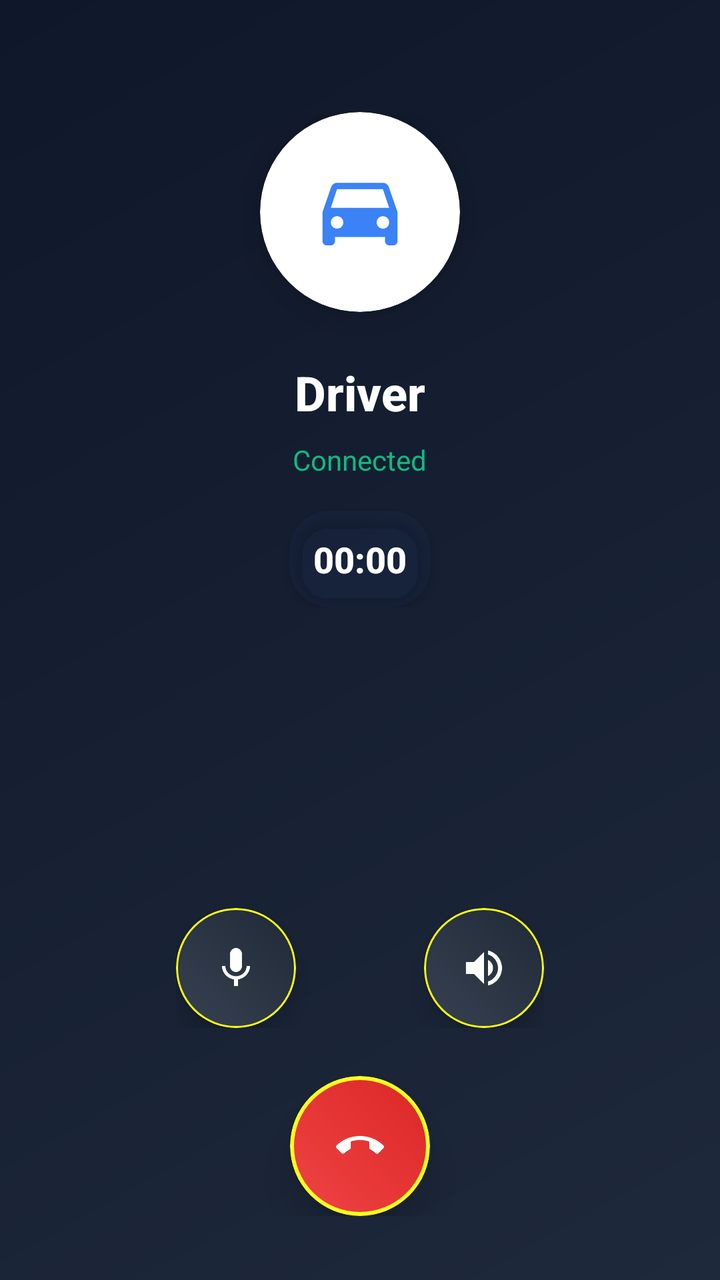
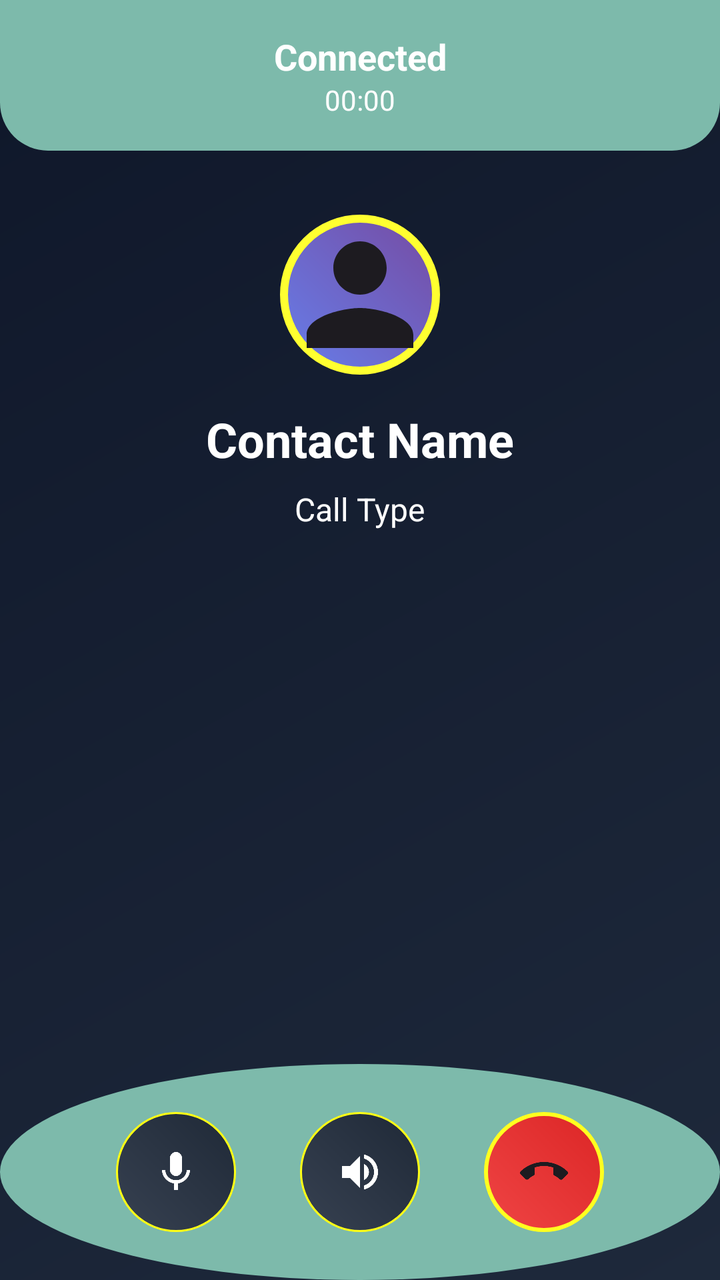

Two renders of the same Android screen: before a commit and after it. Below are the layout's source before the change and the commit's diff.
<!-- AndroidManifest.xml: activity theme Theme.CallKotlin -->
<!-- res/layout/activity_call.xml -->
<?xml version="1.0" encoding="utf-8"?>
<RelativeLayout xmlns:android="http://schemas.android.com/apk/res/android"
    xmlns:app="http://schemas.android.com/apk/res-auto"
    android:layout_width="match_parent"
    android:layout_height="match_parent"
    android:background="@drawable/call_background_gradient">

    
    <LinearLayout
        android:id="@+id/header_section"
        android:layout_width="match_parent"
        android:layout_height="wrap_content"
        android:orientation="vertical"
        android:gravity="center"
        android:padding="@dimen/call_header_padding"
        android:layout_marginTop="@dimen/call_header_margin_top">

        
        <androidx.cardview.widget.CardView
            android:layout_width="@dimen/call_avatar_size"
            android:layout_height="@dimen/call_avatar_size"
            android:layout_marginBottom="24dp"
            app:cardCornerRadius="@dimen/call_avatar_radius"
            app:cardElevation="12dp"
            app:cardBackgroundColor="@color/white">

            <ImageView
                android:id="@+id/iv_contact_avatar"
                android:layout_width="@dimen/call_avatar_icon"
                android:layout_height="@dimen/call_avatar_icon"
                android:layout_gravity="center"
                android:src="@drawable/ic_driver_modern"
                android:scaleType="centerCrop" />

        </androidx.cardview.widget.CardView>

        
        <TextView
            android:id="@+id/tv_contact_name"
            android:layout_width="wrap_content"
            android:layout_height="wrap_content"
            android:text="Driver"
            android:textSize="@dimen/call_contact_name_size"
            android:textStyle="bold"
            android:textColor="@color/white"
            android:layout_marginBottom="8dp"
            android:fontFamily="sans-serif-medium" />

        
        <TextView
            android:id="@+id/tv_call_status"
            android:layout_width="wrap_content"
            android:layout_height="wrap_content"
            android:text="Connected"
            android:textSize="@dimen/call_status_size"
            android:textColor="@color/success"
            android:layout_marginBottom="16dp"
            android:fontFamily="sans-serif" />

        
        <androidx.cardview.widget.CardView
            android:layout_width="wrap_content"
            android:layout_height="wrap_content"
            app:cardCornerRadius="20dp"
            app:cardBackgroundColor="#1E293B80"
            app:cardElevation="4dp">

            <TextView
                android:id="@+id/tv_call_duration"
                android:layout_width="wrap_content"
                android:layout_height="wrap_content"
                android:text="00:00"
                android:textSize="@dimen/call_duration_size"
                android:textStyle="bold"
                android:textColor="@color/white"
                android:padding="@dimen/call_duration_padding"
                android:fontFamily="sans-serif-medium" />

        </androidx.cardview.widget.CardView>

    </LinearLayout>

    
    <LinearLayout
        android:layout_width="match_parent"
        android:layout_height="wrap_content"
        android:orientation="vertical"
        android:gravity="center"
        android:layout_alignParentBottom="true"
        android:padding="@dimen/call_bottom_padding">

        
        <LinearLayout
            android:layout_width="wrap_content"
            android:layout_height="wrap_content"
            android:orientation="horizontal"
            android:layout_marginBottom="@dimen/call_row_margin">

            
            <androidx.cardview.widget.CardView
                android:layout_width="@dimen/call_control_button_size"
                android:layout_height="@dimen/call_control_button_size"
                android:layout_marginEnd="@dimen/call_control_button_margin"
                app:cardCornerRadius="@dimen/call_control_button_radius"
                app:cardElevation="8dp"
                app:cardBackgroundColor="@color/transparent">

                <ImageView
                    android:id="@+id/btn_mute"
                    android:layout_width="match_parent"
                    android:layout_height="match_parent"
                    android:background="@drawable/button_ripple_control"
                    android:src="@drawable/ic_microphone"
                    android:scaleType="center"
                    android:padding="@dimen/call_control_button_padding"
                    app:tint="@color/white"
                    android:clickable="true"
                    android:focusable="true" />

            </androidx.cardview.widget.CardView>

            
            <androidx.cardview.widget.CardView
                android:layout_width="@dimen/call_control_button_size"
                android:layout_height="@dimen/call_control_button_size"
                android:layout_marginStart="@dimen/call_control_button_margin"
                app:cardCornerRadius="@dimen/call_control_button_radius"
                app:cardElevation="8dp"
                app:cardBackgroundColor="@color/transparent">

                <ImageView
                    android:id="@+id/btn_speaker"
                    android:layout_width="match_parent"
                    android:layout_height="match_parent"
                    android:background="@drawable/button_ripple_control"
                    android:src="@drawable/ic_speaker"
                    android:scaleType="center"
                    android:padding="@dimen/call_control_button_padding"
                    app:tint="@color/white"
                    android:clickable="true"
                    android:focusable="true" />

            </androidx.cardview.widget.CardView>

        </LinearLayout>

        
        <androidx.cardview.widget.CardView
            android:layout_width="@dimen/call_end_button_size"
            android:layout_height="@dimen/call_end_button_size"
            app:cardCornerRadius="@dimen/call_end_button_radius"
            app:cardElevation="12dp"
            app:cardBackgroundColor="@color/transparent">

            <ImageView
                android:id="@+id/btn_end_call"
                android:layout_width="match_parent"
                android:layout_height="match_parent"
                android:background="@drawable/button_ripple_decline"
                android:src="@drawable/ic_call_end"
                android:scaleType="center"
                android:padding="@dimen/call_end_button_padding"
                app:tint="@color/white"
                android:clickable="true"
                android:focusable="true" />

        </androidx.cardview.widget.CardView>

    </LinearLayout>

</RelativeLayout>
<!-- resources referenced by this layout -->
<resources>
  <color name="success">#10B981</color>
  <color name="transparent">#00000000</color>
  <color name="white">#FFFFFF</color>
  <dimen name="call_avatar_icon">50dp</dimen>
  <dimen name="call_avatar_radius">50dp</dimen>
  <dimen name="call_avatar_size">100dp</dimen>
  <dimen name="call_bottom_padding">32dp</dimen>
  <dimen name="call_contact_name_size">24sp</dimen>
  <dimen name="call_control_button_margin">32dp</dimen>
  <dimen name="call_control_button_padding">16dp</dimen>
  <dimen name="call_control_button_radius">30dp</dimen>
  <dimen name="call_control_button_size">60dp</dimen>
  <dimen name="call_duration_padding">12dp</dimen>
  <dimen name="call_duration_size">18sp</dimen>
  <dimen name="call_end_button_padding">20dp</dimen>
  <dimen name="call_end_button_radius">35dp</dimen>
  <dimen name="call_end_button_size">70dp</dimen>
  <dimen name="call_header_margin_top">24dp</dimen>
  <dimen name="call_header_padding">32dp</dimen>
  <dimen name="call_row_margin">24dp</dimen>
  <dimen name="call_status_size">14sp</dimen>
  <!-- drawable button_ripple_control (drawable) -->
  <?xml version="1.0" encoding="utf-8"?>
  <ripple xmlns:android="http://schemas.android.com/apk/res/android"
      android:color="#FFFFFF30">
      <item android:drawable="@drawable/call_control_button" />
  </ripple>
  <!-- drawable button_ripple_decline (drawable) -->
  <?xml version="1.0" encoding="utf-8"?>
  <ripple xmlns:android="http://schemas.android.com/apk/res/android"
      android:color="#FFFFFF40">
      <item android:drawable="@drawable/call_button_decline" />
  </ripple>
  <!-- drawable call_background_gradient (drawable) -->
  <?xml version="1.0" encoding="utf-8"?>
  <shape xmlns:android="http://schemas.android.com/apk/res/android">
      <gradient
          android:startColor="#1E293B"
          android:endColor="#0F172A"
          android:angle="135"
          android:type="linear" />
  </shape>
  <!-- drawable ic_driver_modern (drawable) -->
  <vector xmlns:android="http://schemas.android.com/apk/res/android"
      android:width="24dp"
      android:height="24dp"
      android:viewportWidth="24"
      android:viewportHeight="24"
      android:tint="#3B82F6">
    <path
        android:fillColor="@android:color/white"
        android:pathData="M18.92,6.01C18.72,5.42 18.16,5 17.5,5h-11C5.84,5 5.28,5.42 5.08,6.01L3,12v7c0,0.55 0.45,1 1,1h1c0.55,0 1,-0.45 1,-1v-1h12v1c0,0.55 0.45,1 1,1h1c0.55,0 1,-0.45 1,-1v-7L18.92,6.01zM6.5,16C5.67,16 5,15.33 5,14.5S5.67,13 6.5,13S8,13.67 8,14.5S7.33,16 6.5,16zM17.5,16c-0.83,0 -1.5,-0.67 -1.5,-1.5s0.67,-1.5 1.5,-1.5s1.5,0.67 1.5,1.5S18.33,16 17.5,16zM5,11l1.5,-4.5h11L19,11H5z"/>
  </vector>
  <!-- drawable call_button_decline (drawable) -->
  <?xml version="1.0" encoding="utf-8"?>
  <shape xmlns:android="http://schemas.android.com/apk/res/android">
      <gradient
          android:startColor="#EF4444"
          android:endColor="#DC2626"
          android:angle="45"
          android:type="linear" />
      <corners android:radius="40dp" />
      <stroke 
          android:width="2dp" 
          android:color="#FFFFFF20" />
  </shape>
  <color name="primary">#7DBAAB</color>
  <color name="primary_dark">#1D4ED8</color>
  <color name="secondary">#14B8A6</color>
  <color name="secondary_dark">#0F766E</color>
  <color name="black">#000000</color>
  <!-- unchanged entries left out for length: 5 -->
</resources>

<!-- the commit's change to res/layout/activity_call.xml (unified diff, before → after) -->
@@ -7,164 +7,339 @@
 
     
     <LinearLayout
-        android:id="@+id/header_section"
-        android:layout_width="match_parent"
-        android:layout_height="wrap_content"
+        android:id="@+id/headerSection"
+        android:layout_width="match_parent"
+        android:layout_height="wrap_content"
+        android:layout_alignParentTop="true"
+        android:background="@drawable/modern_header_background"
         android:orientation="vertical"
+        android:padding="16dp">
+
+        <TextView
+            android:id="@+id/tvCallStatus"
+            android:layout_width="match_parent"
+            android:layout_height="wrap_content"
+            android:gravity="center"
+            android:text="Connected"
+            android:textColor="@android:color/white"
+            android:textSize="18sp"
+            android:textStyle="bold" />
+
+        <TextView
+            android:id="@+id/tvCallDuration"
+            android:layout_width="match_parent"
+            android:layout_height="wrap_content"
+            android:gravity="center"
+            android:text="00:00"
+            android:textColor="@android:color/white"
+            android:textSize="14sp" />
+
+    </LinearLayout>
+
+    
+    <LinearLayout
+        android:id="@+id/contactInfoSection"
+        android:layout_width="match_parent"
+        android:layout_height="wrap_content"
+        android:layout_below="@id/headerSection"
         android:gravity="center"
-        android:padding="@dimen/call_header_padding"
-        android:layout_marginTop="@dimen/call_header_margin_top">
-
-        
-        <androidx.cardview.widget.CardView
-            android:layout_width="@dimen/call_avatar_size"
-            android:layout_height="@dimen/call_avatar_size"
-            android:layout_marginBottom="24dp"
-            app:cardCornerRadius="@dimen/call_avatar_radius"
-            app:cardElevation="12dp"
-            app:cardBackgroundColor="@color/white">
-
-            <ImageView
-                android:id="@+id/iv_contact_avatar"
-                android:layout_width="@dimen/call_avatar_icon"
-                android:layout_height="@dimen/call_avatar_icon"
-                android:layout_gravity="center"
-                android:src="@drawable/ic_driver_modern"
-                android:scaleType="centerCrop" />
-
-        </androidx.cardview.widget.CardView>
-
-        
-        <TextView
-            android:id="@+id/tv_contact_name"
+        android:orientation="vertical"
+        android:padding="32dp">
+
+        <ImageView
+            android:id="@+id/ivContactAvatar"
+            android:layout_width="80dp"
+            android:layout_height="80dp"
+            android:background="@drawable/avatar_background"
+            android:src="@drawable/ic_person"
+            android:contentDescription="Contact Avatar" />
+
+        <TextView
+            android:id="@+id/tvContactName"
             android:layout_width="wrap_content"
             android:layout_height="wrap_content"
-            android:text="Driver"
-            android:textSize="@dimen/call_contact_name_size"
+            android:layout_marginTop="16dp"
+            android:text="Contact Name"
+            android:textColor="@android:color/white"
+            android:textSize="24sp"
+            android:textStyle="bold" />
+
+        <TextView
+            android:id="@+id/tvCallType"
+            android:layout_width="wrap_content"
+            android:layout_height="wrap_content"
+            android:layout_marginTop="8dp"
+            android:text="Call Type"
+            android:textColor="@android:color/white"
+            android:textSize="16sp" />
+
+    </LinearLayout>
+
+    
+    <LinearLayout
+        android:id="@+id/dtmfDialPadSection"
+        android:layout_width="match_parent"
+        android:layout_height="wrap_content"
+        android:layout_below="@id/contactInfoSection"
+        android:layout_centerHorizontal="true"
+        android:background="@drawable/circle_background"
+        android:orientation="vertical"
+        android:padding="16dp"
+        android:visibility="gone">
+
+        <TextView
+            android:layout_width="match_parent"
+            android:layout_height="wrap_content"
+            android:gravity="center"
+            android:text="DTMF Dial Pad"
+            android:textColor="@android:color/white"
+            android:textSize="16sp"
             android:textStyle="bold"
-            android:textColor="@color/white"
-            android:layout_marginBottom="8dp"
-            android:fontFamily="sans-serif-medium" />
-
-        
-        <TextView
-            android:id="@+id/tv_call_status"
-            android:layout_width="wrap_content"
-            android:layout_height="wrap_content"
-            android:text="Connected"
-            android:textSize="@dimen/call_status_size"
-            android:textColor="@color/success"
-            android:layout_marginBottom="16dp"
-            android:fontFamily="sans-serif" />
-
-        
-        <androidx.cardview.widget.CardView
-            android:layout_width="wrap_content"
-            android:layout_height="wrap_content"
-            app:cardCornerRadius="20dp"
-            app:cardBackgroundColor="#1E293B80"
-            app:cardElevation="4dp">
-
-            <TextView
-                android:id="@+id/tv_call_duration"
-                android:layout_width="wrap_content"
-                android:layout_height="wrap_content"
-                android:text="00:00"
-                android:textSize="@dimen/call_duration_size"
-                android:textStyle="bold"
-                android:textColor="@color/white"
-                android:padding="@dimen/call_duration_padding"
-                android:fontFamily="sans-serif-medium" />
-
-        </androidx.cardview.widget.CardView>
-
-    </LinearLayout>
-
-    
-    <LinearLayout
-        android:layout_width="match_parent"
-        android:layout_height="wrap_content"
+            android:layout_marginBottom="16dp" />
+
+        
+        <GridLayout
+            android:layout_width="match_parent"
+            android:layout_height="wrap_content"
+            android:columnCount="3"
+            android:rowCount="4"
+            android:alignmentMode="alignMargins"
+            android:useDefaultMargins="true">
+
+            
+            <Button
+                android:id="@+id/btnDtmf1"
+                android:layout_width="0dp"
+                android:layout_height="60dp"
+                android:layout_columnWeight="1"
+                android:background="@drawable/button_ripple_control"
+                android:text="1"
+                android:textColor="@android:color/white"
+                android:textSize="20sp"
+                android:textStyle="bold" />
+
+            <Button
+                android:id="@+id/btnDtmf2"
+                android:layout_width="0dp"
+                android:layout_height="60dp"
+                android:layout_columnWeight="1"
+                android:background="@drawable/button_ripple_control"
+                android:text="2"
+                android:textColor="@android:color/white"
+                android:textSize="20sp"
+                android:textStyle="bold" />
+
+            <Button
+                android:id="@+id/btnDtmf3"
+                android:layout_width="0dp"
+                android:layout_height="60dp"
+                android:layout_columnWeight="1"
+                android:background="@drawable/button_ripple_control"
+                android:text="3"
+                android:textColor="@android:color/white"
+                android:textSize="20sp"
+                android:textStyle="bold" />
+
+            
+            <Button
+                android:id="@+id/btnDtmf4"
+                android:layout_width="0dp"
+                android:layout_height="60dp"
+                android:layout_columnWeight="1"
+                android:background="@drawable/button_ripple_control"
+                android:text="4"
+                android:textColor="@android:color/white"
+                android:textSize="20sp"
+                android:textStyle="bold" />
+
+            <Button
+                android:id="@+id/btnDtmf5"
+                android:layout_width="0dp"
+                android:layout_height="60dp"
+                android:layout_columnWeight="1"
+                android:background="@drawable/button_ripple_control"
+                android:text="5"
+                android:textColor="@android:color/white"
+                android:textSize="20sp"
+                android:textStyle="bold" />
+
+            <Button
+                android:id="@+id/btnDtmf6"
+                android:layout_width="0dp"
+                android:layout_height="60dp"
+                android:layout_columnWeight="1"
+                android:background="@drawable/button_ripple_control"
+                android:text="6"
+                android:textColor="@android:color/white"
+                android:textSize="20sp"
+                android:textStyle="bold" />
+
+            
+            <Button
+                android:id="@+id/btnDtmf7"
+                android:layout_width="0dp"
+                android:layout_height="60dp"
+                android:layout_columnWeight="1"
+                android:background="@drawable/button_ripple_control"
+                android:text="7"
+                android:textColor="@android:color/white"
+                android:textSize="20sp"
+                android:textStyle="bold" />
+
+            <Button
+                android:id="@+id/btnDtmf8"
+                android:layout_width="0dp"
+                android:layout_height="60dp"
+                android:layout_columnWeight="1"
+                android:background="@drawable/button_ripple_control"
+                android:text="8"
+                android:textColor="@android:color/white"
+                android:textSize="20sp"
+                android:textStyle="bold" />
+
+            <Button
+                android:id="@+id/btnDtmf9"
+                android:layout_width="0dp"
+                android:layout_height="60dp"
+                android:layout_columnWeight="1"
+                android:background="@drawable/button_ripple_control"
+                android:text="9"
+                android:textColor="@android:color/white"
+                android:textSize="20sp"
+                android:textStyle="bold" />
+
+            
+            <Button
+                android:id="@+id/btnDtmfStar"
+                android:layout_width="0dp"
+                android:layout_height="60dp"
+                android:layout_columnWeight="1"
+                android:background="@drawable/button_ripple_control"
+                android:text="*"
+                android:textColor="@android:color/white"
+                android:textSize="20sp"
+                android:textStyle="bold" />
+
+            <Button
+                android:id="@+id/btnDtmf0"
+                android:layout_width="0dp"
+                android:layout_height="60dp"
+                android:layout_columnWeight="1"
+                android:background="@drawable/button_ripple_control"
+                android:text="0"
+                android:textColor="@android:color/white"
+                android:textSize="20sp"
+                android:textStyle="bold" />
+
+            <Button
+                android:id="@+id/btnDtmfHash"
+                android:layout_width="0dp"
+                android:layout_height="60dp"
+                android:layout_columnWeight="1"
+                android:background="@drawable/button_ripple_control"
+                android:text="#"
+                android:textColor="@android:color/white"
+                android:textSize="20sp"
+                android:textStyle="bold" />
+
+        </GridLayout>
+
+        
+        <TextView
+            android:id="@+id/tvDtmfStatus"
+            android:layout_width="match_parent"
+            android:layout_height="wrap_content"
+            android:layout_marginTop="16dp"
+            android:gravity="center"
+            android:text="DTMF Ready"
+            android:textColor="@android:color/white"
+            android:textSize="14sp" />
+
+    </LinearLayout>
+
+    
+    <LinearLayout
+        android:id="@+id/callControlsSection"
+        android:layout_width="match_parent"
+        android:layout_height="wrap_content"
+        android:layout_alignParentBottom="true"
+        android:background="@drawable/circle_background"
+        android:gravity="center"
+        android:orientation="horizontal"
+        android:padding="24dp">
+
+        
+        <ImageButton
+            android:id="@+id/btnMute"
+            android:layout_width="60dp"
+            android:layout_height="60dp"
+            android:layout_marginEnd="32dp"
+            android:background="@drawable/button_ripple_control"
+            android:contentDescription="Mute"
+            android:src="@drawable/ic_microphone" />
+
+        
+        <ImageButton
+            android:id="@+id/btnSpeaker"
+            android:layout_width="60dp"
+            android:layout_height="60dp"
+            android:layout_marginEnd="32dp"
+            android:background="@drawable/button_ripple_control"
+            android:contentDescription="Speaker"
+            android:src="@drawable/ic_speaker" />
+
+        
+        <ImageButton
+            android:id="@+id/btnDtmfToggle"
+            android:layout_width="60dp"
+            android:layout_height="60dp"
+            android:layout_marginEnd="32dp"
+            android:background="@drawable/button_ripple_control"
+            android:contentDescription="DTMF Dial Pad"
+            android:src="@drawable/ic_call"
+            android:visibility="gone" />
+
+        
+        <ImageButton
+            android:id="@+id/btnEndCall"
+            android:layout_width="60dp"
+            android:layout_height="60dp"
+            android:background="@drawable/button_ripple_decline"
+            android:contentDescription="End Call"
+            android:src="@drawable/ic_call_end" />
+    </LinearLayout>
+
+    
+    <LinearLayout
+        android:id="@+id/volumeSliderContainer"
+        android:layout_width="match_parent"
+        android:layout_height="wrap_content"
+        android:layout_below="@id/dtmfDialPadSection"
+        android:layout_above="@id/callControlsSection"
+        android:layout_centerHorizontal="true"
+        android:background="@drawable/circle_background"
         android:orientation="vertical"
-        android:gravity="center"
-        android:layout_alignParentBottom="true"
-        android:padding="@dimen/call_bottom_padding">
-
-        
-        <LinearLayout
-            android:layout_width="wrap_content"
-            android:layout_height="wrap_content"
-            android:orientation="horizontal"
-            android:layout_marginBottom="@dimen/call_row_margin">
-
-            
-            <androidx.cardview.widget.CardView
-                android:layout_width="@dimen/call_control_button_size"
-                android:layout_height="@dimen/call_control_button_size"
-                android:layout_marginEnd="@dimen/call_control_button_margin"
-                app:cardCornerRadius="@dimen/call_control_button_radius"
-                app:cardElevation="8dp"
-                app:cardBackgroundColor="@color/transparent">
-
-                <ImageView
-                    android:id="@+id/btn_mute"
-                    android:layout_width="match_parent"
-                    android:layout_height="match_parent"
-                    android:background="@drawable/button_ripple_control"
-                    android:src="@drawable/ic_microphone"
-                    android:scaleType="center"
-                    android:padding="@dimen/call_control_button_padding"
-                    app:tint="@color/white"
-                    android:clickable="true"
-                    android:focusable="true" />
-
-            </androidx.cardview.widget.CardView>
-
-            
-            <androidx.cardview.widget.CardView
-                android:layout_width="@dimen/call_control_button_size"
-                android:layout_height="@dimen/call_control_button_size"
-                android:layout_marginStart="@dimen/call_control_button_margin"
-                app:cardCornerRadius="@dimen/call_control_button_radius"
-                app:cardElevation="8dp"
-                app:cardBackgroundColor="@color/transparent">
-
-                <ImageView
-                    android:id="@+id/btn_speaker"
-                    android:layout_width="match_parent"
-                    android:layout_height="match_parent"
-                    android:background="@drawable/button_ripple_control"
-                    android:src="@drawable/ic_speaker"
-                    android:scaleType="center"
-                    android:padding="@dimen/call_control_button_padding"
-                    app:tint="@color/white"
-                    android:clickable="true"
-                    android:focusable="true" />
-
-            </androidx.cardview.widget.CardView>
-
-        </LinearLayout>
-
-        
-        <androidx.cardview.widget.CardView
-            android:layout_width="@dimen/call_end_button_size"
-            android:layout_height="@dimen/call_end_button_size"
-            app:cardCornerRadius="@dimen/call_end_button_radius"
-            app:cardElevation="12dp"
-            app:cardBackgroundColor="@color/transparent">
-
-            <ImageView
-                android:id="@+id/btn_end_call"
-                android:layout_width="match_parent"
-                android:layout_height="match_parent"
-                android:background="@drawable/button_ripple_decline"
-                android:src="@drawable/ic_call_end"
-                android:scaleType="center"
-                android:padding="@dimen/call_end_button_padding"
-                app:tint="@color/white"
-                android:clickable="true"
-                android:focusable="true" />
-
-        </androidx.cardview.widget.CardView>
+        android:padding="16dp"
+        android:visibility="gone">
+
+        <TextView
+            android:layout_width="match_parent"
+            android:layout_height="wrap_content"
+            android:gravity="center"
+            android:text="Speaker Volume"
+            android:textColor="@android:color/white"
+            android:textSize="16sp"
+            android:textStyle="bold"
+            android:layout_marginBottom="16dp" />
+
+        <SeekBar
+            android:id="@+id/sbVolume"
+            android:layout_width="match_parent"
+            android:layout_height="wrap_content"
+            android:max="100"
+            android:progress="80"
+            android:progressTint="@android:color/white"
+            android:thumbTint="@android:color/white" />
 
     </LinearLayout>
 
<!-- resource entries referenced after the edit -->
@@ -1,26 +1,19 @@
 <!-- resources referenced by this layout -->
 <resources>
-  <color name="success">#10B981</color>
-  <color name="transparent">#00000000</color>
+  <!-- drawable avatar_background (drawable) -->
+  <?xml version="1.0" encoding="utf-8"?>
+  <shape xmlns:android="http://schemas.android.com/apk/res/android">
+      <gradient
+          android:startColor="#667EEA"
+          android:endColor="#764BA2"
+          android:angle="45"
+          android:type="linear" />
+      <corners android:radius="80dp" />
+      <stroke 
+          android:width="4dp" 
+          android:color="#FFFFFF30" />
+  </shape>
   <color name="white">#FFFFFF</color>
-  <dimen name="call_avatar_icon">50dp</dimen>
-  <dimen name="call_avatar_radius">50dp</dimen>
-  <dimen name="call_avatar_size">100dp</dimen>
-  <dimen name="call_bottom_padding">32dp</dimen>
-  <dimen name="call_contact_name_size">24sp</dimen>
-  <dimen name="call_control_button_margin">32dp</dimen>
-  <dimen name="call_control_button_padding">16dp</dimen>
-  <dimen name="call_control_button_radius">30dp</dimen>
-  <dimen name="call_control_button_size">60dp</dimen>
-  <dimen name="call_duration_padding">12dp</dimen>
-  <dimen name="call_duration_size">18sp</dimen>
-  <dimen name="call_end_button_padding">20dp</dimen>
-  <dimen name="call_end_button_radius">35dp</dimen>
-  <dimen name="call_end_button_size">70dp</dimen>
-  <dimen name="call_header_margin_top">24dp</dimen>
-  <dimen name="call_header_padding">32dp</dimen>
-  <dimen name="call_row_margin">24dp</dimen>
-  <dimen name="call_status_size">14sp</dimen>
   <!-- drawable button_ripple_control (drawable) -->
   <?xml version="1.0" encoding="utf-8"?>
   <ripple xmlns:android="http://schemas.android.com/apk/res/android"
@@ -42,17 +35,48 @@
           android:angle="135"
           android:type="linear" />
   </shape>
-  <!-- drawable ic_driver_modern (drawable) -->
+  <!-- drawable circle_background (drawable) -->
+  <?xml version="1.0" encoding="utf-8"?>
+  <shape xmlns:android="http://schemas.android.com/apk/res/android"
+      android:shape="oval">
+      <solid android:color="@color/primary" />
+  </shape>
+  <!-- drawable ic_call (drawable) -->
+  <?xml version="1.0" encoding="utf-8"?>
   <vector xmlns:android="http://schemas.android.com/apk/res/android"
       android:width="24dp"
       android:height="24dp"
       android:viewportWidth="24"
       android:viewportHeight="24"
-      android:tint="#3B82F6">
+      android:tint="?attr/colorOnSurface">
     <path
         android:fillColor="@android:color/white"
-        android:pathData="M18.92,6.01C18.72,5.42 18.16,5 17.5,5h-11C5.84,5 5.28,5.42 5.08,6.01L3,12v7c0,0.55 0.45,1 1,1h1c0.55,0 1,-0.45 1,-1v-1h12v1c0,0.55 0.45,1 1,1h1c0.55,0 1,-0.45 1,-1v-7L18.92,6.01zM6.5,16C5.67,16 5,15.33 5,14.5S5.67,13 6.5,13S8,13.67 8,14.5S7.33,16 6.5,16zM17.5,16c-0.83,0 -1.5,-0.67 -1.5,-1.5s0.67,-1.5 1.5,-1.5s1.5,0.67 1.5,1.5S18.33,16 17.5,16zM5,11l1.5,-4.5h11L19,11H5z"/>
+        android:pathData="M6.62,10.79c1.44,2.83 3.76,5.14 6.59,6.59l2.2,-2.2c0.27,-0.27 0.67,-0.36 1.02,-0.24 1.12,0.37 2.33,0.57 3.57,0.57 0.55,0 1,0.45 1,1V20c0,0.55 -0.45,1 -1,1 -9.39,0 -17,-7.61 -17,-17 0,-0.55 0.45,-1 1,-1h3.5c0.55,0 1,0.45 1,1 0,1.25 0.2,2.45 0.57,3.57 0.11,0.35 0.03,0.74 -0.25,1.02l-2.2,2.2z"/>
   </vector>
+  <!-- drawable ic_person (drawable) -->
+  <?xml version="1.0" encoding="utf-8"?>
+  <vector xmlns:android="http://schemas.android.com/apk/res/android"
+      android:width="24dp"
+      android:height="24dp"
+      android:viewportWidth="24"
+      android:viewportHeight="24"
+      android:tint="?attr/colorOnSurface">
+    <path
+        android:fillColor="@android:color/white"
+        android:pathData="M12,12c2.21,0 4,-1.79 4,-4s-1.79,-4 -4,-4 -4,1.79 -4,4 1.79,4 4,4zM12,14c-2.67,0 -8,1.34 -8,4v2h16v-2c0,-2.66 -5.33,-4 -8,-4z"/>
+  </vector>
+  <!-- drawable modern_header_background (drawable) -->
+  <?xml version="1.0" encoding="utf-8"?>
+  <shape xmlns:android="http://schemas.android.com/apk/res/android">
+      <gradient
+          android:startColor="#7DBAAB"
+          android:endColor="#7DBAAB"
+          android:angle="45"
+          android:type="linear" />
+      <corners 
+          android:bottomLeftRadius="24dp"
+          android:bottomRightRadius="24dp" />
+  </shape>
   <!-- drawable call_button_decline (drawable) -->
   <?xml version="1.0" encoding="utf-8"?>
   <shape xmlns:android="http://schemas.android.com/apk/res/android">
